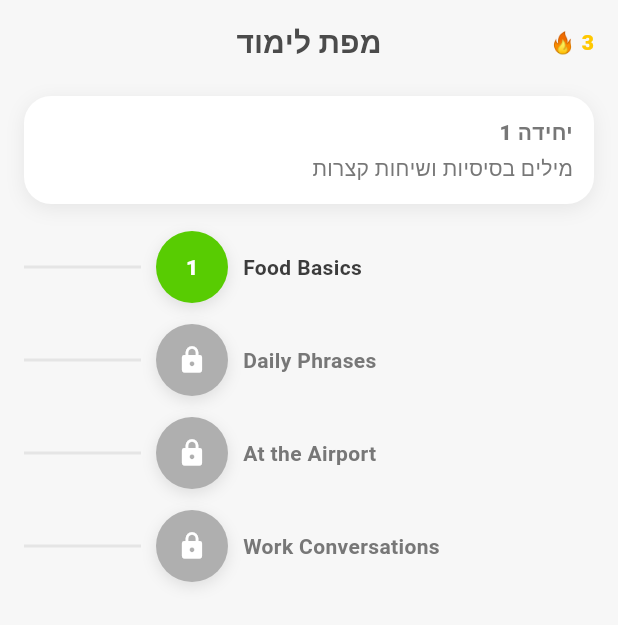
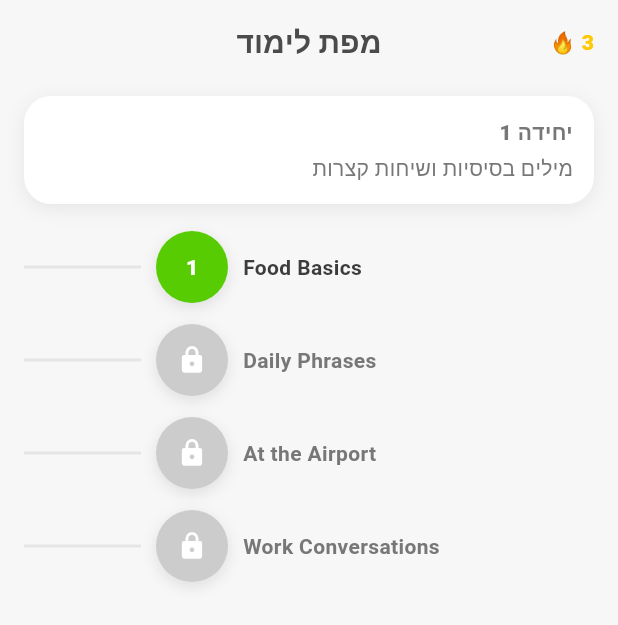
Before and after one commit to shanilitov/LingoIL, a Flutter app: the screen it shows after launch, on a phone screen of 412 x 824 dp. Shown: the top 625 px of the screen. Run offline on Flutter 3.47's test engine with Material 3 defaults, Android fonts, the phone set to English and light mode, and no system bars; our stand-ins replace sqflite; accounts and stored records are empty.

Commit message:
Address code review: use getters for BorderRadius helpers, fix neutral300 color ordering
Co-authored-by: shanilitov <116593341+shanilitov@users.noreply.github.com>

```diff
--- a/app/lib/core/theme/app_colors.dart
+++ b/app/lib/core/theme/app_colors.dart
@@ -41,7 +41,7 @@ class AppColors {
   static const Color neutral50 = polar;
   static const Color neutral100 = Color(0xFFF1F5F9);
   static const Color neutral200 = swan;
-  static const Color neutral300 = hare;
+  static const Color neutral300 = Color(0xFFCCCCCC);
   static const Color neutral500 = wolf;
   static const Color neutral700 = eel;
   static const Color neutral900 = Color(0xFF3C3C3C);
--- a/app/lib/core/theme/app_design.dart
+++ b/app/lib/core/theme/app_design.dart
@@ -45,9 +45,9 @@ class AppDesign {
   static const Duration xpCounterDuration = Duration(milliseconds: 400);
 
   // ── Helpers ────────────────────────────────────────────────
-  static BorderRadius borderRadiusSm = BorderRadius.circular(radiusSm);
-  static BorderRadius borderRadiusMd = BorderRadius.circular(radiusMd);
-  static BorderRadius borderRadiusLg = BorderRadius.circular(radiusLg);
-  static BorderRadius borderRadiusXl = BorderRadius.circular(radiusXl);
-  static BorderRadius borderRadiusFull = BorderRadius.circular(radiusFull);
+  static BorderRadius get borderRadiusSm => BorderRadius.circular(radiusSm);
+  static BorderRadius get borderRadiusMd => BorderRadius.circular(radiusMd);
+  static BorderRadius get borderRadiusLg => BorderRadius.circular(radiusLg);
+  static BorderRadius get borderRadiusXl => BorderRadius.circular(radiusXl);
+  static BorderRadius get borderRadiusFull => BorderRadius.circular(radiusFull);
 }
```
Also changed, not shown: 1 other file.
